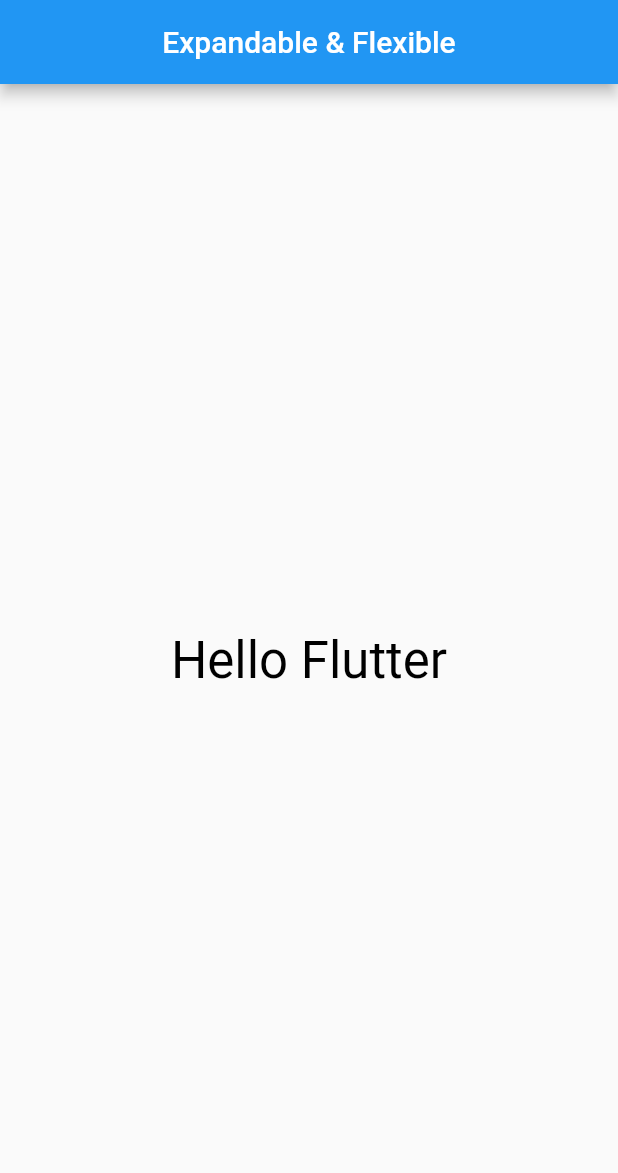
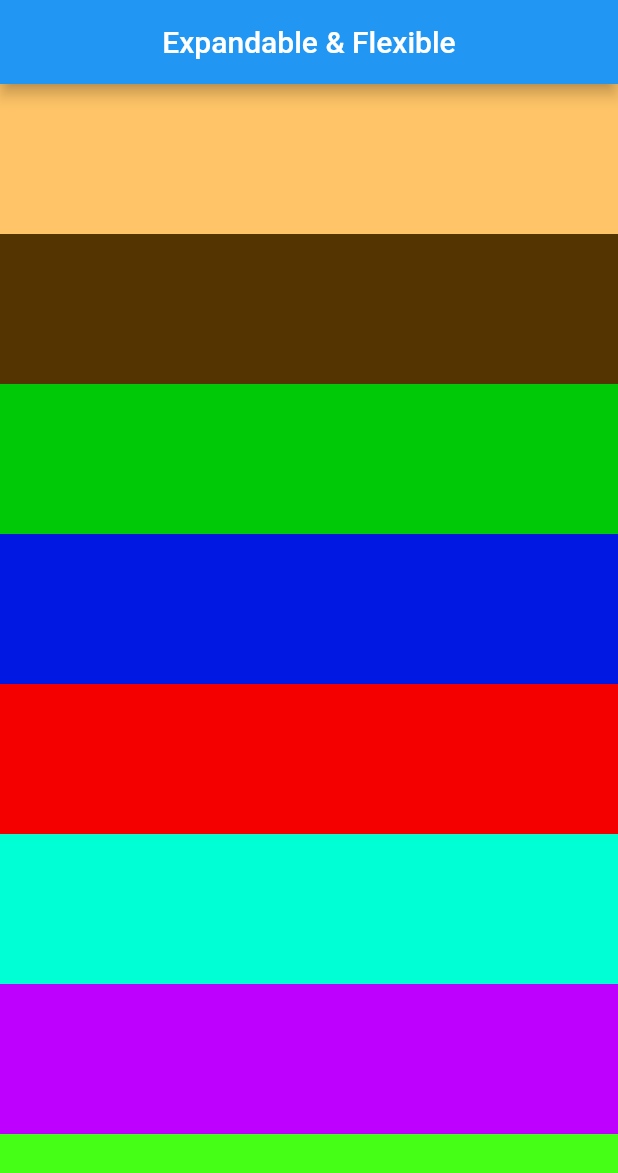
Before and after one commit to hasan1036/Rabbil-Hasan-Flutter, a Flutter app: the screen it shows after launch, on a phone screen of 412 x 824 dp. Shown: the top 1173 px of the screen. Run offline on Flutter 3.47's test engine with Material 2 defaults, Android fonts, the phone set to English and light mode, and no system bars; our stand-ins replace responsive_grid.

Commit message:
4.47 Responsive grid implementation

```diff
--- a/lib/main.dart
+++ b/lib/main.dart
@@ -1,5 +1,6 @@
 import 'package:flutter/material.dart';
 import 'package:rabbirl_hasan_1/style.dart';
+import 'package:responsive_grid/responsive_grid.dart';
 
 void main() {
   runApp(const MyApp());
@@ -34,14 +35,80 @@ class MyHomePage extends StatelessWidget {
       appBar: AppBar(
         title: Center(child: Text("Expandable & Flexible")),
       ),
-      body: Column(
-        mainAxisAlignment: MainAxisAlignment.center,
-        children: [
-          Center(child: Text("Hello Flutter", style: HeadLine(context),)),
+
+      body:SingleChildScrollView(
+        scrollDirection: Axis.vertical,
+        child: ResponsiveGridRow(children: [
 
 
+          ResponsiveGridCol(
+            lg: 12,
+              child:Container(
+                height: 100,
+                color: Color(0xffffc467),
+              ),
+          ),
+
+
+          ResponsiveGridCol(
+           xl: 4, lg: 6, md: 8, sm: 9, xs: 12,
+              child:Container(
+                height: 100,
+                color: Color(0xff543400),
+              ),
+          ),
+
+          ResponsiveGridCol(
+           xl: 4, lg: 6, md: 8, sm: 9, xs: 12,
+              child:Container(
+                height: 100,
+                color: Color(0xff00ca07),
+              ),
+          ),
+
+          ResponsiveGridCol(
+           xl: 4, lg: 6, md: 8, sm: 9, xs: 12,
+              child:Container(
+                height: 100,
+                color: Color(0xff0117e2),
+              ),
+          ),
+
+          ResponsiveGridCol(
+           xl: 4, lg: 6, md: 8, sm: 9, xs: 12,
+              child:Container(
+                height: 100,
+                color: Color(0xfff40000),
+              ),
+          ),
+
+          ResponsiveGridCol(
+           xl: 4, lg: 6, md: 8, sm: 9, xs: 12,
+              child:Container(
+                height: 100,
+                color: Color(0xff00ffd4),
+              ),
+          ),
+
+          ResponsiveGridCol(
+           xl: 4, lg: 6, md: 8, sm: 9, xs: 12,
+              child:Container(
+                height: 100,
+                color: Color(0xffbe00fe),
+              ),
+          ),
+
+          ResponsiveGridCol(
+           xl: 4, lg: 6, md: 8, sm: 9, xs: 12,
+              child:Container(
+                height: 100,
+                color: Color(0xff45ff16),
+              ),
+          ),
+
         ],
-      )
+    ),
+      ),
     );
   }
 }
--- a/pubspec.yaml
+++ b/pubspec.yaml
@@ -36,6 +36,7 @@ dependencies:
   # The following adds the Cupertino Icons font to your application.
   # Use with the CupertinoIcons class for iOS style icons.
   cupertino_icons: ^1.0.2
+  responsive_grid: ^2.1.0
 
 dev_dependencies:
   flutter_test:
```
Also changed, not shown: pubspec.lock.
